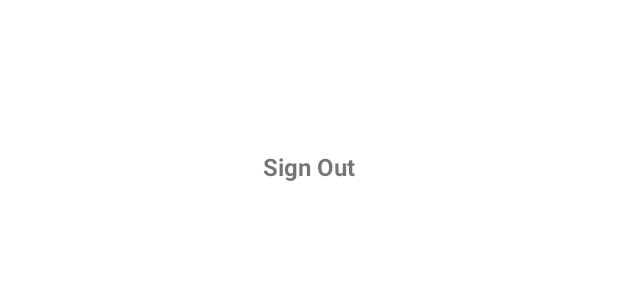
After one commit to YaseminTufan/New-Instagram, an Android app: the layout signout_bottomsheet.xml on its own in the app's theme, with its tools: preview values and no code run, on a phone screen of 412 x 824 dp. The commit adds this screen. Shown: the top 300 px of the screen. Run offline under Robolectric (Android 15) with nearby library versions, the phone set to English and light mode, and no system bars.

Commit message:
sign out bottom sheet

```diff
--- a/app/src/main/java/com/yasemintufan/instagramfirst/StartActivity.java
+++ b/app/src/main/java/com/yasemintufan/instagramfirst/StartActivity.java
@@ -35,12 +35,12 @@ public class StartActivity extends AppCompatActivity {
         });
     }
 
-   /* @Override
+    @Override
     protected void onStart() {
         super.onStart();
         if(FirebaseAuth.getInstance().getCurrentUser() != null) {
             startActivity(new Intent(StartActivity.this,MainActivity.class));
             finish();
         }
-    }*/
+    }
 }
--- a/app/src/main/java/com/yasemintufan/instagramfirst/adapter/RecyclerviewImageAdapter.java
+++ b/app/src/main/java/com/yasemintufan/instagramfirst/adapter/RecyclerviewImageAdapter.java
@@ -31,9 +31,7 @@ public class RecyclerviewImageAdapter extends RecyclerView.Adapter<RecyclerviewI
         @Override
         public void onBindViewHolder(@NonNull PhotosViewHolder holder, int position) {
             holder.cardViewImage.setImageResource(imageDataList.get(position).getImage());
-
         }
-
         @Override
         public int getItemCount() {
             return imageDataList.size();
--- /dev/null
+++ b/app/src/main/res/layout/signout_bottomsheet.xml
@@ -0,0 +1,23 @@
+<?xml version="1.0" encoding="utf-8"?>
+<androidx.constraintlayout.widget.ConstraintLayout xmlns:android="http://schemas.android.com/apk/res/android"
+    xmlns:app="http://schemas.android.com/apk/res-auto"
+    xmlns:tools="http://schemas.android.com/tools"
+    android:background="@drawable/bottom_sheet_drawable"
+    android:layout_width="match_parent"
+    android:layout_height="match_parent">
+
+    <TextView
+        android:id="@+id/signout"
+        android:layout_width="match_parent"
+        android:layout_height="50dp"
+        android:layout_marginTop="100dp"
+        android:text="Sign Out"
+        android:textSize="16dp"
+        android:textAlignment="center"
+        android:textStyle="bold"
+        app:layout_constraintEnd_toEndOf="parent"
+        app:layout_constraintHorizontal_bias="1.0"
+        app:layout_constraintStart_toStartOf="parent"
+        app:layout_constraintTop_toTopOf="parent" />
+
+</androidx.constraintlayout.widget.ConstraintLayout>
```
Also changed, not shown: app/src/main/java/com/yasemintufan/instagramfirst/ProfileFragment.java (+47 -3 lines), app/src/main/res/menu/bottom_menu.xml (deleted, +0 -19 lines).
